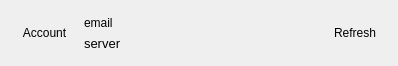
First picture: the form in ui/account-view.ui, repository haiwen/seafile-client, before the edit.
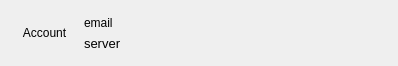
Second picture: the form after the edit.

Commit message: Adjusted refresh button.

Patch:
```diff
--- a/ui/account-view.ui
+++ b/ui/account-view.ui
@@ -84,16 +84,6 @@
      </property>
     </spacer>
    </item>
-   <item>
-    <widget class="QToolButton" name="mRefreshBtn">
-     <property name="text">
-      <string>Refresh</string>
-     </property>
-     <property name="autoRaise">
-      <bool>true</bool>
-     </property>
-    </widget>
-   </item>
   </layout>
  </widget>
  <resources/>
```
The commit also changes 5 other files.
